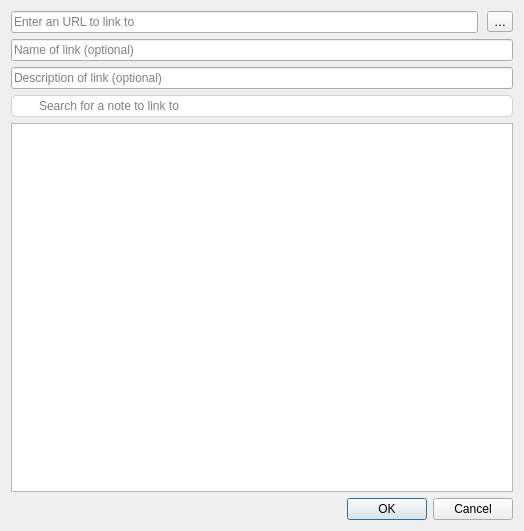
Old version of the form src/dialogs/linkdialog.ui in the repository pbek/QOwnNotes.
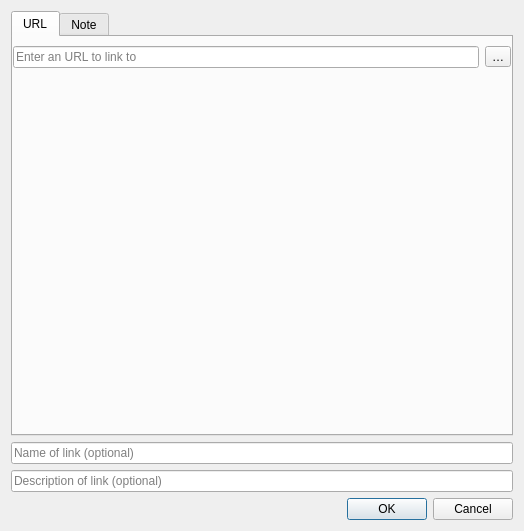
New version of the form. Icons and pictures are not drawn.

Commit message: Improve link dialog

The edit to the form file:
```diff
--- a/src/dialogs/linkdialog.ui
+++ b/src/dialogs/linkdialog.ui
@@ -21,24 +21,41 @@
    <item row="0" column="0">
     <layout class="QVBoxLayout" name="verticalLayout">
      <item>
-      <widget class="QFrame" name="horizontalFrame">
-       <layout class="QHBoxLayout" name="horizontalLayout">
-        <property name="spacing">
-         <number>9</number>
-        </property>
+      <widget class="QTabWidget" name="tabWidget">
+       <property name="sizePolicy">
+        <sizepolicy hsizetype="Expanding" vsizetype="Minimum">
+         <horstretch>0</horstretch>
+         <verstretch>0</verstretch>
+        </sizepolicy>
+       </property>
+       <property name="currentIndex">
+        <number>0</number>
+       </property>
+       <widget class="QWidget" name="urlTab">
+        <attribute name="title">
+         <string notr="true">URL</string>
+        </attribute>
+        <layout class="QGridLayout" name="gridLayout_2">
         <property name="leftMargin">
          <number>0</number>
         </property>
-        <property name="topMargin">
-         <number>0</number>
-        </property>
         <property name="rightMargin">
          <number>0</number>
         </property>
         <property name="bottomMargin">
          <number>0</number>
         </property>
-        <item>
+         <item row="1" column="2">
+          <widget class="QToolButton" name="fileUrlButton">
+           <property name="toolTip">
+            <string>&lt;html&gt;&lt;head/&gt;&lt;body&gt;&lt;p&gt;select local file to link to&lt;/p&gt;&lt;/body&gt;&lt;/html&gt;</string>
+           </property>
+           <property name="text">
+            <string notr="true">…</string>
+           </property>
+          </widget>
+         </item>
+         <item row="1" column="1">
          <widget class="QLineEdit" name="urlEdit">
           <property name="statusTip">
            <string>Enter URL</string>
@@ -57,45 +74,35 @@
           </property>
          </widget>
         </item>
-        <item>
-         <widget class="QToolButton" name="fileUrlButton">
-          <property name="toolTip">
-           <string>&lt;html&gt;&lt;head/&gt;&lt;body&gt;&lt;p&gt;select local file to link to&lt;/p&gt;&lt;/body&gt;&lt;/html&gt;</string>
-          </property>
-          <property name="text">
-           <string notr="true">…</string>
-          </property>
-         </widget>
+         <item row="2" column="1" colspan="2">
+          <spacer name="verticalSpacer">
+           <property name="orientation">
+            <enum>Qt::Vertical</enum>
+           </property>
+           <property name="sizeHint" stdset="0">
+            <size>
+             <width>20</width>
+             <height>40</height>
+            </size>
+           </property>
+          </spacer>
         </item>
        </layout>
       </widget>
-     </item>
-     <item>
-      <widget class="QLineEdit" name="nameLineEdit">
-       <property name="statusTip">
-        <string>Enter the name of the link (optional)</string>
-       </property>
-       <property name="placeholderText">
-        <string>Name of link (optional)</string>
-       </property>
-       <property name="clearButtonEnabled">
-        <bool>true</bool>
-       </property>
-      </widget>
-     </item>
-     <item>
-      <widget class="QLineEdit" name="descriptionLineEdit">
-       <property name="statusTip">
-        <string>Enter a description for the link (optional)</string>
-       </property>
-       <property name="placeholderText">
-        <string>Description of link (optional)</string>
-       </property>
-       <property name="clearButtonEnabled">
-        <bool>true</bool>
-       </property>
-      </widget>
-     </item>
+       <widget class="QWidget" name="noteTab">
+        <attribute name="title">
+         <string>Note</string>
+        </attribute>
+        <layout class="QVBoxLayout" name="verticalLayout_2">
+         <property name="leftMargin">
+          <number>0</number>
+         </property>
+         <property name="rightMargin">
+          <number>0</number>
+         </property>
+         <property name="bottomMargin">
+          <number>0</number>
+         </property>
      <item>
       <widget class="QLineEdit" name="searchLineEdit">
        <property name="toolTip">
@@ -125,6 +132,36 @@
       <widget class="QListWidget" name="notesListWidget"/>
      </item>
     </layout>
+       </widget>
+      </widget>
+     </item>
+     <item>
+      <widget class="QLineEdit" name="nameLineEdit">
+       <property name="statusTip">
+        <string>Enter the name of the link (optional)</string>
+       </property>
+       <property name="placeholderText">
+        <string>Name of link (optional)</string>
+       </property>
+       <property name="clearButtonEnabled">
+        <bool>true</bool>
+       </property>
+      </widget>
+     </item>
+     <item>
+      <widget class="QLineEdit" name="descriptionLineEdit">
+       <property name="statusTip">
+        <string>Enter a description for the link (optional)</string>
+       </property>
+       <property name="placeholderText">
+        <string>Description of link (optional)</string>
+       </property>
+       <property name="clearButtonEnabled">
+        <bool>true</bool>
+       </property>
+      </widget>
+     </item>
+    </layout>
    </item>
    <item row="1" column="0">
     <widget class="QDialogButtonBox" name="buttonBox">
```
Left out of the diff: 11 changed lines with no effect on the pictures. Lines whose indentation alone changed are shown as unchanged. The commit also changes 5 other files.
